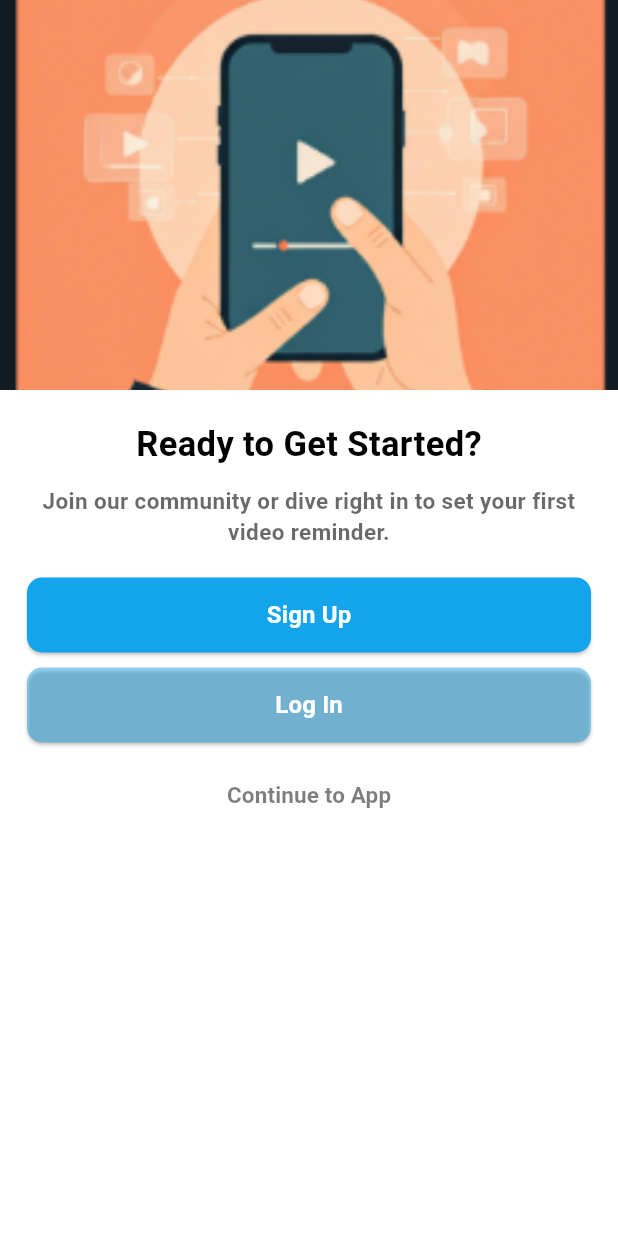
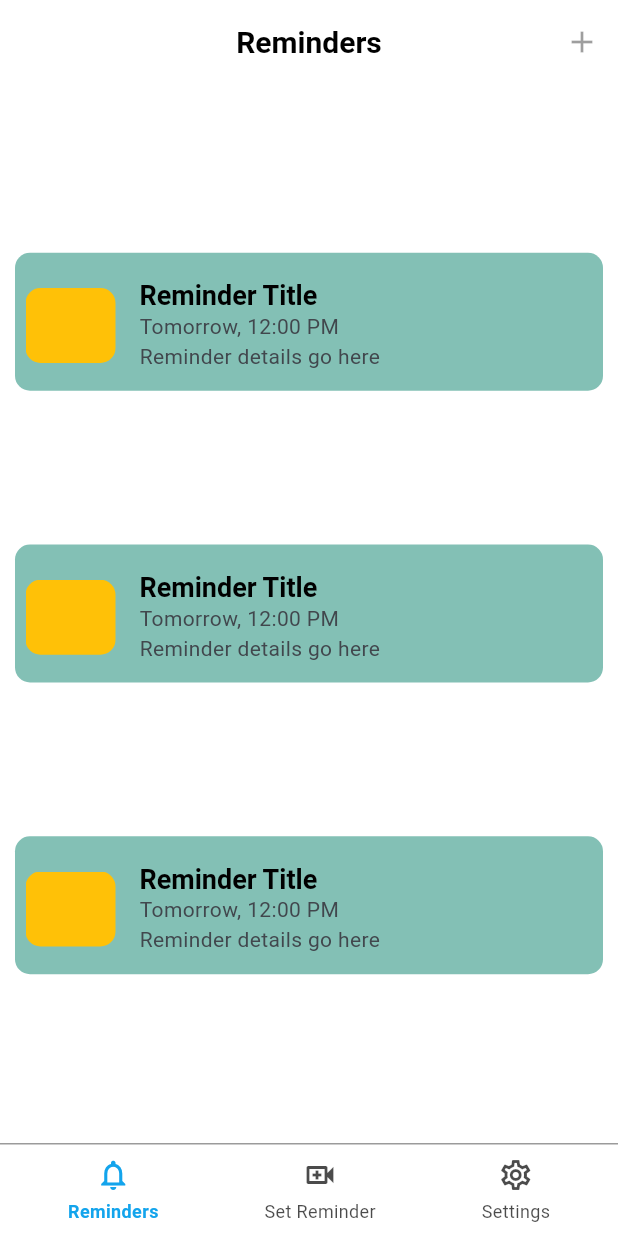
Before and after one commit to Emmanueljr07/memo-clip, a Flutter app: the OnboardingFinalScreen screen opened directly, after a tap on "Continue to App", on a phone screen of 412 x 824 dp. Run offline on Flutter 3.47's test engine with Material 3 defaults, Android fonts, the light colour scheme and no system bars.

Commit message:
home-ui design

```diff
--- /dev/null
+++ b/lib/models/bottom_nav_bar_item.dart
@@ -0,0 +1,8 @@
+import 'package:flutter/material.dart';
+
+class BottomNavBarItem {
+  final String title;
+  final IconData icon;
+
+  BottomNavBarItem({required this.title, required this.icon});
+}
--- /dev/null
+++ b/lib/models/reminder_item.dart
@@ -0,0 +1,19 @@
+class ReminderItem {
+  final String videoPath;
+  final String reminderTitle;
+  final DateTime reminderTime;
+  final String reminderDescription;
+  final bool isRepeating;
+  // final String repeatInterval; // e.g., "Daily", "Weekly"
+  final bool isActive;
+
+  ReminderItem({
+    required this.videoPath,
+    required this.reminderTitle,
+    required this.reminderTime,
+    required this.reminderDescription,
+    required this.isRepeating,
+    // required this.repeatInterval,
+    required this.isActive,
+  });
+}
--- a/lib/screens/onboarding/onboarding_final_screen.dart
+++ b/lib/screens/onboarding/onboarding_final_screen.dart
@@ -1,4 +1,5 @@
 import 'package:flutter/material.dart';
+import 'package:memo_clip/screens/reminders/tabs.dart';
 
 class OnboardingFinalScreen extends StatefulWidget {
   const OnboardingFinalScreen({super.key});
@@ -102,7 +103,14 @@ class _OnboardingFinalScreenState extends State<OnboardingFinalScreen> {
               Padding(
                 padding: const EdgeInsets.symmetric(horizontal: 18.0),
                 child: TextButton(
-                  onPressed: () {},
+                  onPressed: () {
+                    Navigator.push(
+                      context,
+                      MaterialPageRoute(
+                        builder: (context) => const TabsScreen(),
+                      ),
+                    );
+                  },
                   style: TextButton.styleFrom(
                     minimumSize: const Size(double.infinity, 50),
                     shape: RoundedRectangleBorder(
--- /dev/null
+++ b/lib/screens/reminders/home_screen.dart
@@ -0,0 +1,37 @@
+import 'package:flutter/material.dart';
+import 'package:memo_clip/widgets/reminder_card.dart';
+
+class HomeScreen extends StatefulWidget {
+  const HomeScreen({super.key});
+
+  @override
+  State<HomeScreen> createState() => _HomeScreenState();
+}
+
+class _HomeScreenState extends State<HomeScreen> {
+  @override
+  Widget build(BuildContext context) {
+    return Scaffold(
+      appBar: AppBar(
+        leading: Text(''),
+        centerTitle: true,
+        title: Text('Reminders'),
+        titleTextStyle: TextStyle(
+          color: Theme.of(context).colorScheme.onSurface,
+          fontSize: 20,
+          fontWeight: FontWeight.w600,
+        ),
+        actions: [IconButton(onPressed: null, icon: Icon(Icons.add))],
+      ),
+      body: SafeArea(
+        child: Container(
+          padding: EdgeInsets.all(10),
+          child: Column(
+            mainAxisAlignment: MainAxisAlignment.spaceEvenly,
+            children: List.generate(3, (index) => ReminderCard()),
+          ),
+        ),
+      ),
+    );
+  }
+}
--- /dev/null
+++ b/lib/screens/reminders/section/bottom_nav_section.dart
@@ -0,0 +1,117 @@
+import 'package:flutter/material.dart';
+import 'package:memo_clip/models/bottom_nav_bar_item.dart';
+
+// ignore: must_be_immutable
+class BottomNavigationSection extends StatefulWidget {
+  BottomNavigationSection({
+    super.key,
+    this.onTap,
+    required this.currentIndex,
+    required this.children,
+  });
+
+  final List<BottomNavBarItem> children;
+  final void Function(int)? onTap;
+  int currentIndex;
+
+  @override
+  State<BottomNavigationSection> createState() =>
+      _BottomNavigationSectionState();
+}
+
+class _BottomNavigationSectionState extends State<BottomNavigationSection> {
+  @override
+  Widget build(BuildContext context) {
+    final ColorScheme colorScheme = Theme.of(context).colorScheme;
+
+    return Container(
+      // margin: const EdgeInsets.all(20),
+      padding: const EdgeInsets.symmetric(horizontal: 10, vertical: 8),
+      decoration: BoxDecoration(
+        color: colorScheme.surface,
+
+        border: Border(
+          top: BorderSide(
+            color: colorScheme.onSurface.withAlpha(100),
+            width: 1,
+          ),
+        ),
+      ),
+      child: Row(
+        mainAxisAlignment: MainAxisAlignment.spaceAround,
+        children: List.generate(
+          widget.children.length,
+          (index) => NavBarItem(
+            item: widget.children[index],
+            isSelected: widget.currentIndex == index,
+            index: index,
+            onTap: () {
+              setState(() {
+                widget.currentIndex = index;
+                widget.onTap!(widget.currentIndex);
+              });
+            },
+          ),
+        ),
+      ),
+    );
+  }
+}
+
+class NavBarItem extends StatefulWidget {
+  final BottomNavBarItem item;
+  final bool isSelected;
+  final VoidCallback? onTap;
+  final int index;
+
+  const NavBarItem({
+    super.key,
+    required this.item,
+    required this.isSelected,
+    this.onTap,
+    required this.index,
+  });
+
+  @override
+  State<NavBarItem> createState() => _NavBarItemState();
+}
+
+class _NavBarItemState extends State<NavBarItem> {
+  @override
+  Widget build(BuildContext context) {
+    final ColorScheme colorScheme = Theme.of(context).colorScheme;
+    return GestureDetector(
+      onTap: widget.onTap,
+      child: AnimatedContainer(
+        duration: const Duration(milliseconds: 300),
+
+        // width: widget.isSelected ? 100 : 60,
+        child: Column(
+          mainAxisSize: MainAxisSize.min,
+          children: [
+            Icon(
+              widget.item.icon,
+              color: widget.isSelected
+                  ? colorScheme.primary
+                  : colorScheme.onSurface.withAlpha(180),
+              size: 24,
+            ),
+            const SizedBox(height: 4),
+            Text(
+              widget.item.title,
+              style: TextStyle(
+                fontSize: 12,
+                color: widget.isSelected
+                    ? colorScheme.primary
+                    : colorScheme.onSurface.withAlpha(180),
+                fontWeight: widget.isSelected
+                    ? FontWeight.w600
+                    : FontWeight.normal,
+              ),
+            ),
+          ],
+        ),
+      ),
+    );
+  }
+}
--- /dev/null
+++ b/lib/screens/reminders/tabs.dart
@@ -0,0 +1,46 @@
+import 'package:flutter/material.dart';
+import 'package:memo_clip/models/bottom_nav_bar_item.dart';
+import 'package:memo_clip/screens/reminders/home_screen.dart';
+import 'package:memo_clip/screens/reminders/section/bottom_nav_section.dart';
+import 'package:memo_clip/screens/reminders/set_reminders_screen.dart';
+
+class TabsScreen extends StatefulWidget {
+  const TabsScreen({super.key});
+
+  @override
+  State<TabsScreen> createState() => _TabsScreenState();
+}
+
+class _TabsScreenState extends State<TabsScreen> {
+  int index = 0; // For Bottom Navigation Section
+  int pageIndex = 0; // For Pages Section
+
+  final pages = [
+    const HomeScreen(),
+    const SetRemindersScreen(),
+    const Center(child: Text('Settings')),
+  ];
+
+  @override
+  Widget build(BuildContext context) {
+    return Scaffold(
+      body: pages[pageIndex],
+      bottomNavigationBar: // Bottom Navigation Section
+      BottomNavigationSection(
+        currentIndex: index,
+        onTap: (value) => setState(() {
+          index = value;
+          pageIndex = value;
+        }),
+        children: [
+          BottomNavBarItem(title: 'Reminders', icon: Icons.notifications_none),
+          BottomNavBarItem(
+            title: 'Set Reminder',
+            icon: Icons.video_call_outlined,
+          ),
+          BottomNavBarItem(title: 'Settings', icon: Icons.settings_outlined),
+        ],
+      ),
+    );
+  }
+}
--- /dev/null
+++ b/lib/widgets/reminder_card.dart
@@ -0,0 +1,44 @@
+import 'package:flutter/material.dart';
+
+class ReminderCard extends StatelessWidget {
+  const ReminderCard({super.key});
+
+  @override
+  Widget build(BuildContext context) {
+    return Container(
+      padding: EdgeInsets.only(right: 10, left: 2, top: 10, bottom: 5),
+      decoration: BoxDecoration(
+        color: Theme.of(context).colorScheme.secondary,
+        borderRadius: BorderRadius.circular(10),
+      ),
+      child: ListTile(
+        contentPadding: EdgeInsets.only(left: 5),
+        leading: ClipRRect(
+          borderRadius: BorderRadius.circular(10),
+          child: Image.asset(
+            color: Colors.amber,
+            'assets/logo.jpg',
+            fit: BoxFit.cover,
+            width: 60,
+            height: 50,
+          ),
+        ),
+        title: Text('Reminder Title'),
+        titleTextStyle: TextStyle(
+          color: Theme.of(context).colorScheme.onSurface,
+          fontSize: 18,
+          fontWeight: FontWeight.w600,
+        ),
+        subtitle: SizedBox(
+          child: Column(
+            crossAxisAlignment: CrossAxisAlignment.start,
+            children: [
+              Text('Tomorrow, 12:00 PM'),
+              Text('Reminder details go here'),
+            ],
+          ),
+        ),
+      ),
+    );
+  }
+}
```
